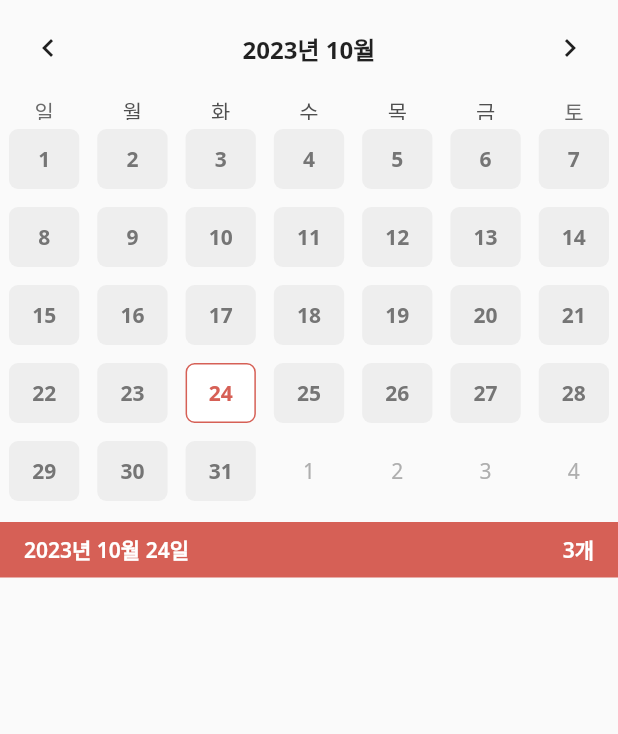
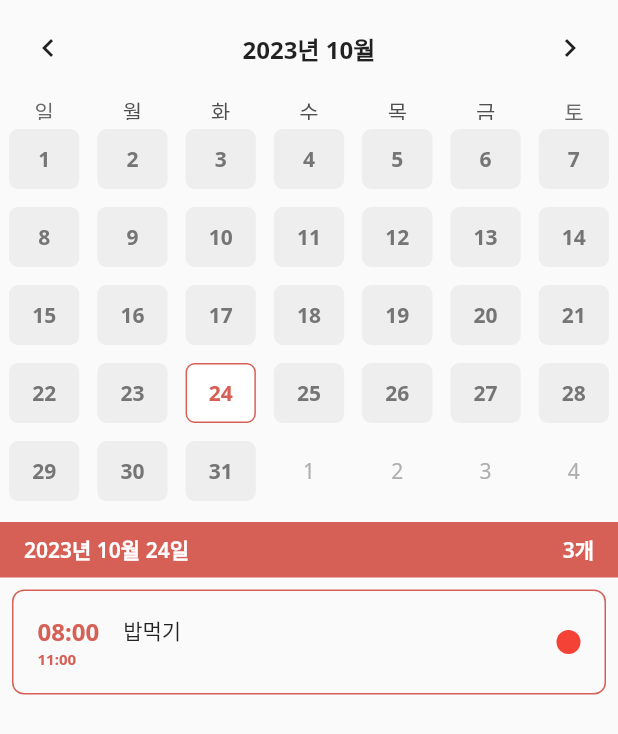
Before and after one commit to Yeonny0723/calendar_scheduler, a Flutter app: the screen it shows after launch, on a phone screen of 412 x 824 dp. Shown: the top 734 px of the screen. Run offline on Flutter 3.47's test engine with Material 2 defaults, Android fonts, the phone set to English and light mode, and no system bars; drawn by our look-alikes of table_calendar.

Commit message:
feat: schedule card 컴포넌트

```diff
--- /dev/null
+++ b/lib/component/schedule_card.dart
@@ -0,0 +1,109 @@
+import 'package:calendar_scheduler/constant/colors.dart';
+import 'package:flutter/material.dart';
+
+class ScheduleCard extends StatelessWidget {
+  final int startTime;
+  final int endTime;
+  final String content;
+  final Color color;
+
+  const ScheduleCard(
+      {required this.startTime,
+      required this.endTime,
+      required this.content,
+      required this.color,
+      super.key});
+
+  @override
+  Widget build(BuildContext context) {
+    return Container(
+      decoration: BoxDecoration(
+        border: Border.all(
+          width: 1.0,
+          color: PRIMARY_COLOR
+        ),
+        borderRadius: BorderRadius.circular(8.0)
+      ),
+      child: Padding(
+        padding: const EdgeInsets.all(16.0),
+        child: IntrinsicHeight( // -- strech가 적용된 요소 중 가장 높은 요소의 너비로 고정
+          child: Row(
+            crossAxisAlignment: CrossAxisAlignment.stretch,
+            children: [
+              _Time(
+                startTime: startTime,
+                endTime: endTime,
+              ),
+              SizedBox(
+                width: 16.0,
+              ),
+              _Content(content: content), // -- refactor > rename: 클래스명 일괄 변경
+              SizedBox(
+                width: 16.0,
+              ),
+              _Category(color: color)
+            ],
+          ),
+        ),
+      ),
+    );
+  }
+}
+
+class _Time extends StatelessWidget {
+  final int startTime;
+  final int endTime;
+
+  const _Time({required this.startTime, required this.endTime, super.key});
+
+  @override
+  Widget build(BuildContext context) {
+    final textStyle = TextStyle(
+      fontWeight: FontWeight.w700,
+      color: PRIMARY_COLOR,
+      fontSize: 16.0,
+    );
+
+    return Column(
+      crossAxisAlignment: CrossAxisAlignment.start,
+      children: [
+        Text(
+          '${startTime.toString().padLeft(2, '0')}:00',
+          style: textStyle,
+        ), // -- 두글자보다 작은 숫자는 0으로 채움. eg. 9시 -> 09시
+        Text(
+          '${endTime}:00',
+          style: textStyle.copyWith(fontSize: 10.0),
+        ),
+      ],
+    );
+  }
+}
+
+class _Content extends StatelessWidget {
+  final String content;
+
+  const _Content({required this.content, super.key});
+
+  @override
+  Widget build(BuildContext context) {
+    return Expanded(child: Text(content));
+  }
+}
+
+class _Category extends StatelessWidget {
+  final Color color;
+  const _Category({required this.color, super.key});
+
+  @override
+  Widget build(BuildContext context) {
+    return Container(
+      decoration: BoxDecoration(
+        color: color,
+        shape: BoxShape.circle,
+      ),
+      width: 16.0,
+      height: 16.0,
+    );
+  }
+}
--- a/lib/screen/home_screen.dart
+++ b/lib/screen/home_screen.dart
@@ -1,4 +1,5 @@
 import 'package:calendar_scheduler/component/calendar.dart';
+import 'package:calendar_scheduler/component/schedule_card.dart';
 import 'package:calendar_scheduler/today_banner.dart';
 import 'package:flutter/material.dart';
 
@@ -29,7 +30,12 @@ class _HomeScreenState extends State<HomeScreen> {
             onDaySelected: onDaySelected,
           ),
           SizedBox(height: 8.0), // -- margin 역할
-          TodayBanner(selectedDay: DateTime.now(), scheduleCount: 3)
+          TodayBanner(selectedDay: DateTime.now(), scheduleCount: 3),
+          SizedBox(height: 8.0),
+          Padding(
+              padding: const EdgeInsets.symmetric(horizontal: 8.0),
+              child: ScheduleCard(
+                  startTime: 8, endTime: 11, content: '밥먹기', color: Colors.red))
         ],
       ),
     ));
```
